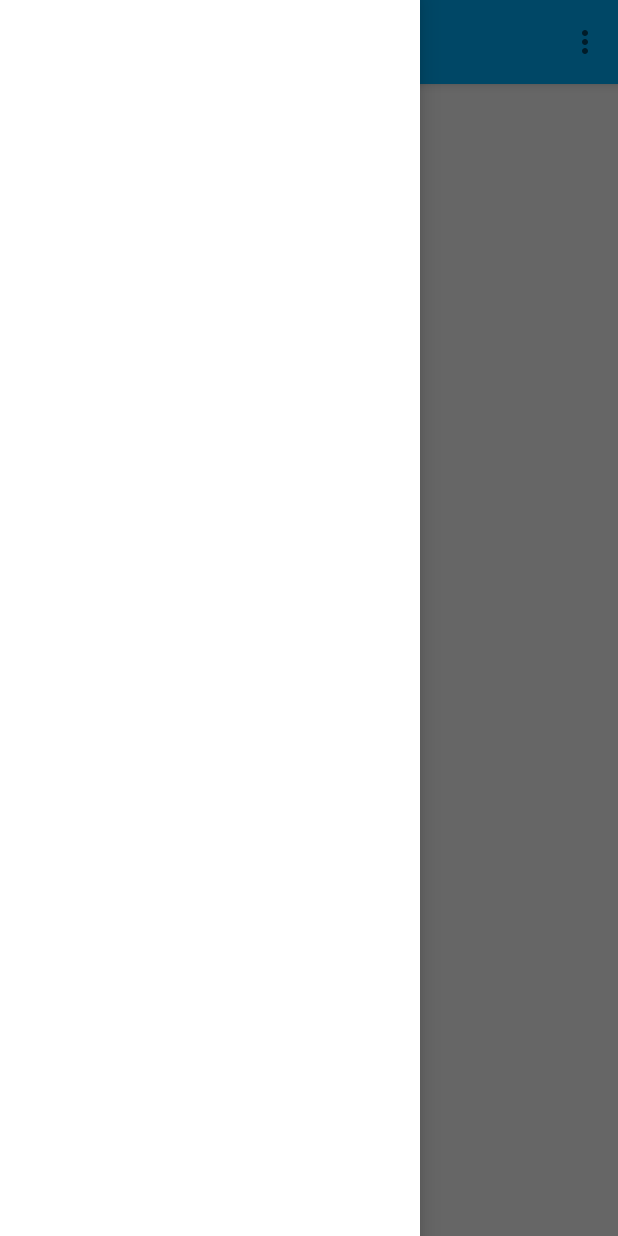
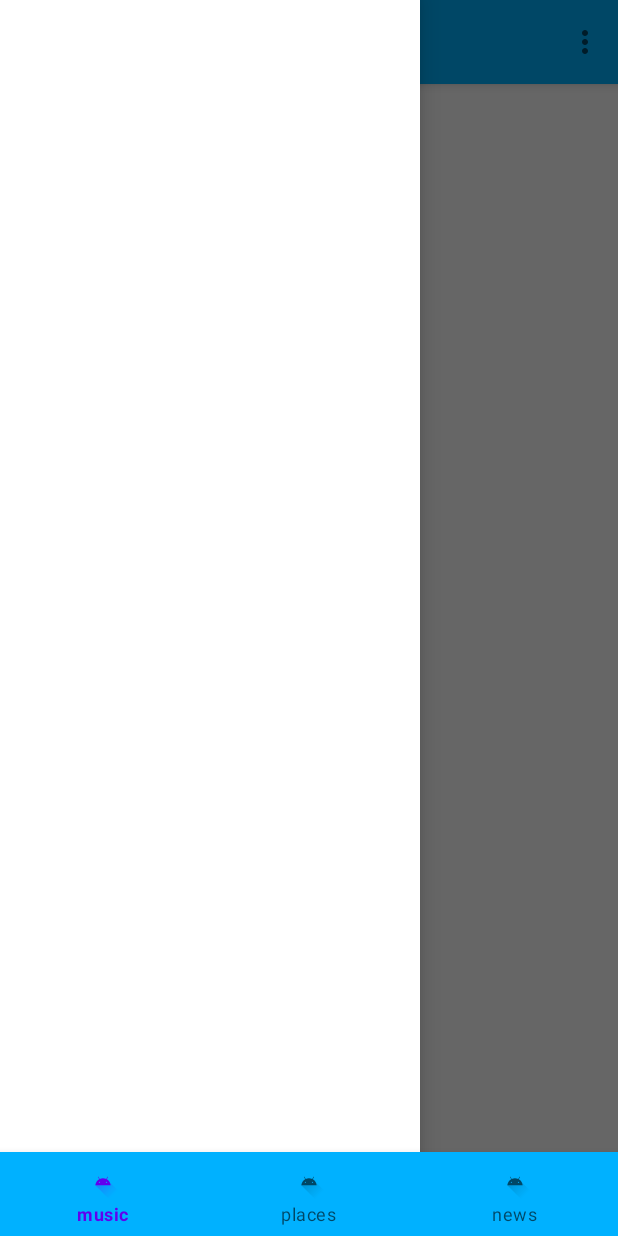
Before and after one commit to ETS-Android1/Senior-Project-Android, an Android app: the fragment HomePageFragment placed in its activity, with the side drawer open, on a phone screen of 412 x 824 dp. Run offline under Robolectric (Android 15) with nearby library versions, the phone set to English and light mode, and no system bars; Roboto replaces fonts that are not available here.

Commit message:
06/26 - 5:24PM
Homepage with Google Maps set up

```diff
--- a/app/build.gradle
+++ b/app/build.gradle
@@ -1,5 +1,6 @@
 plugins {
     id 'com.android.application'
+    id 'com.google.android.libraries.mapsplatform.secrets-gradle-plugin'
 }
 
 android {
@@ -12,7 +13,6 @@ android {
         targetSdkVersion 30
         versionCode 1
         versionName "1.0"
-
         testInstrumentationRunner "androidx.test.runner.AndroidJUnitRunner"
     }
 
@@ -38,7 +38,7 @@ dependencies {
     androidTestImplementation 'androidx.test.espresso:espresso-core:3.3.0'
     implementation 'com.android.support:design:27.0.2'
     implementation 'com.android.support:support-v4:27.0.2'
-
-
+    implementation 'com.google.android.gms:play-services-maps:17.0.1'
+    implementation 'com.google.android.gms:play-services-location:18.0.0'
 
 }
--- a/app/src/main/AndroidManifest.xml
+++ b/app/src/main/AndroidManifest.xml
@@ -22,7 +22,13 @@
 
         <meta-data
             android:name="preloaded_fonts"
-            android:resource="@array/preloaded_fonts" />
+            android:resource="@array/preloaded_fonts"
+            />
+
+        <meta-data
+            android:name="com.google.android.geo.API_KEY"
+            android:value="AIzaSyARbPplxegG4jjcFZIVp1hwH1ZdE2x7TvY" />
+
     </application>
 
 </manifest>
--- /dev/null
+++ b/app/src/main/java/com/example/seniorproject/Views/Activity/HomePageActivity.java
@@ -0,0 +1,26 @@
+package com.example.seniorproject.Views.Activity;
+
+import android.os.Bundle;
+
+import androidx.annotation.NonNull;
+import androidx.annotation.Nullable;
+import androidx.appcompat.app.AppCompatActivity;
+
+import com.google.android.gms.maps.GoogleMap;
+import com.google.android.gms.maps.model.LatLng;
+
+public class HomePageActivity extends AppCompatActivity implements GoogleMap.OnMapClickListener {
+
+
+
+
+    @Override
+    protected void onCreate(Bundle savedInstanceState) {
+        super.onCreate(savedInstanceState);
+    }
+
+    @Override
+    public void onMapClick(LatLng latLng) {
+
+    }
+}
--- a/app/src/main/java/com/example/seniorproject/Views/Activity/StartingActivity.java
+++ b/app/src/main/java/com/example/seniorproject/Views/Activity/StartingActivity.java
@@ -4,21 +4,34 @@ import android.os.Bundle;
 import android.view.Window;
 import android.view.WindowManager;
 
+import androidx.annotation.NonNull;
 import androidx.fragment.app.Fragment;
 import androidx.fragment.app.FragmentActivity;
 
+import com.example.seniorproject.R;
 import com.example.seniorproject.Views.Fragment.StartingFragment;
+import com.google.android.gms.common.ConnectionResult;
+import com.google.android.gms.common.GoogleApiAvailability;
+import com.google.android.gms.maps.GoogleMap;
+import com.google.android.gms.maps.SupportMapFragment;
+import com.google.android.gms.maps.model.LatLng;
 
-public class StartingActivity extends SingleFragmentActivity {
+public class StartingActivity extends SingleFragmentActivity implements GoogleMap.OnMapClickListener {
 
 
     @Override
     protected void onCreate(Bundle savedInstanceState) {
         super.onCreate(savedInstanceState);
+
     }
 
     @Override
     protected Fragment createFragment() {
         return new StartingFragment();
     }
+
+    @Override
+    public void onMapClick(LatLng latLng) {
+
+    }
 }
--- a/app/src/main/java/com/example/seniorproject/Views/Fragment/HomePageFragment.java
+++ b/app/src/main/java/com/example/seniorproject/Views/Fragment/HomePageFragment.java
@@ -12,6 +12,9 @@ import androidx.drawerlayout.widget.DrawerLayout;
 import androidx.fragment.app.Fragment;
 
 import com.example.seniorproject.R;
+import com.google.android.gms.common.ConnectionResult;
+import com.google.android.gms.common.GoogleApiAvailability;
+import com.google.android.gms.maps.SupportMapFragment;
 import com.google.android.material.appbar.MaterialToolbar;
 
 
@@ -41,6 +44,7 @@ public class HomePageFragment extends Fragment {
             drawerLayout.openDrawer(Gravity.LEFT);
         });
 
+        GoogleApiAvailability googleApiAvailability = new GoogleApiAvailability();
 
         return view;
     }
--- a/app/src/main/res/layout/fragment_homepage.xml
+++ b/app/src/main/res/layout/fragment_homepage.xml
@@ -1,6 +1,10 @@
-<androidx.drawerlayout.widget.DrawerLayout xmlns:android="http://schemas.android.com/apk/res/android"
+<androidx.constraintlayout.widget.ConstraintLayout xmlns:android="http://schemas.android.com/apk/res/android"
     xmlns:app="http://schemas.android.com/apk/res-auto"
     xmlns:tools="http://schemas.android.com/tools"
+    android:layout_width="match_parent"
+    android:layout_height="match_parent">
+
+    <androidx.drawerlayout.widget.DrawerLayout
         android:id="@+id/drawerLayout"
         android:layout_width="match_parent"
         android:layout_height="match_parent"
@@ -8,8 +12,6 @@
 
         <androidx.coordinatorlayout.widget.CoordinatorLayout
 
-        xmlns:android="http://schemas.android.com/apk/res/android"
-        xmlns:app="http://schemas.android.com/apk/res-auto"
             android:layout_width="match_parent"
             android:layout_height="match_parent"
             android:fitsSystemWindows="true">
@@ -24,23 +26,40 @@
                     android:id="@+id/topAppBar"
                     android:layout_width="match_parent"
                     android:layout_height="?attr/actionBarSize"
-                app:title="Boston Fitness"
+                    android:background="@android:color/transparent"
+                    android:elevation="0dp"
+                    app:menu="@menu/homepage_menu"
                     app:navigationIcon="@drawable/ic_launcher_foreground"
-                app:menu="@menu/homepage_menu"
-                android:background="@android:color/transparent"
-                android:elevation="0dp" />
+                    app:title="Boston Fitness" />
 
             </com.google.android.material.appbar.AppBarLayout>
 
-        <!-- Screen content -->
-        <!-- Use app:layout_behavior="@string/appbar_scrolling_view_behavior" to fit below top app bar -->
+            <androidx.constraintlayout.widget.ConstraintLayout
+                android:layout_width="match_parent"
+                android:layout_height="wrap_content">
 
+                <fragment
+                    android:id="@+id/map"
+                    android:name="com.google.android.gms.maps.SupportMapFragment"
+                    android:layout_width="match_parent"
+                    android:layout_height="match_parent"
+                    app:layout_constraintTop_toTopOf="parent" />
+            </androidx.constraintlayout.widget.ConstraintLayout>
         </androidx.coordinatorlayout.widget.CoordinatorLayout>
 
         <com.google.android.material.navigation.NavigationView
             android:layout_width="wrap_content"
             android:layout_height="match_parent"
             android:layout_gravity="start" />
+    </androidx.drawerlayout.widget.DrawerLayout>
+
+    <com.google.android.material.bottomnavigation.BottomNavigationView
+        android:id="@+id/bottom_navigation"
+        android:background="@color/blue_100"
+        android:layout_width="match_parent"
+        android:layout_height="wrap_content"
+        app:layout_constraintBottom_toBottomOf="@+id/drawerLayout"
+        app:menu="@menu/bottom_navigation_menu" />
 
 
-</androidx.drawerlayout.widget.DrawerLayout>
+</androidx.constraintlayout.widget.ConstraintLayout>
--- /dev/null
+++ b/app/src/main/res/layout/map_framelayout.xml
@@ -0,0 +1,7 @@
+<?xml version="1.0" encoding="utf-8"?>
+<FrameLayout xmlns:android="http://schemas.android.com/apk/res/android"
+    android:layout_width="match_parent"
+    android:layout_height="match_parent"
+    android:id="@+id/map_fragment_container">
+
+</FrameLayout>
--- /dev/null
+++ b/app/src/main/res/menu/bottom_navigation_menu.xml
@@ -0,0 +1,24 @@
+<?xml version="1.0" encoding="utf-8"?>
+<menu
+    xmlns:android="http://schemas.android.com/apk/res/android"
+    xmlns:app="http://schemas.android.com/apk/res-auto"
+    android:id="@+id/page_1"
+    android:enabled="true"
+    android:icon="@drawable/ic_launcher_foreground"
+    android:title="favorites">
+    <item
+        android:id="@+id/page_2"
+        android:enabled="true"
+        android:icon="@drawable/ic_launcher_foreground"
+        android:title="music"/>
+    <item
+        android:id="@+id/page_3"
+        android:enabled="true"
+        android:icon="@drawable/ic_launcher_foreground"
+        android:title="places"/>
+    <item
+        android:id="@+id/page_4"
+        android:enabled="true"
+        android:icon="@drawable/ic_launcher_foreground"
+        android:title="news"/>
+</menu>
--- a/build.gradle
+++ b/build.gradle
@@ -6,6 +6,7 @@ buildscript {
     }
     dependencies {
         classpath "com.android.tools.build:gradle:4.2.1"
+        classpath "com.google.android.libraries.mapsplatform.secrets-gradle-plugin:secrets-gradle-plugin:1.2.0"
         // NOTE: Do not place your application dependencies here; they belong
         // in the individual module build.gradle files
     }
```
Lines whose indentation alone changed are shown as unchanged.
